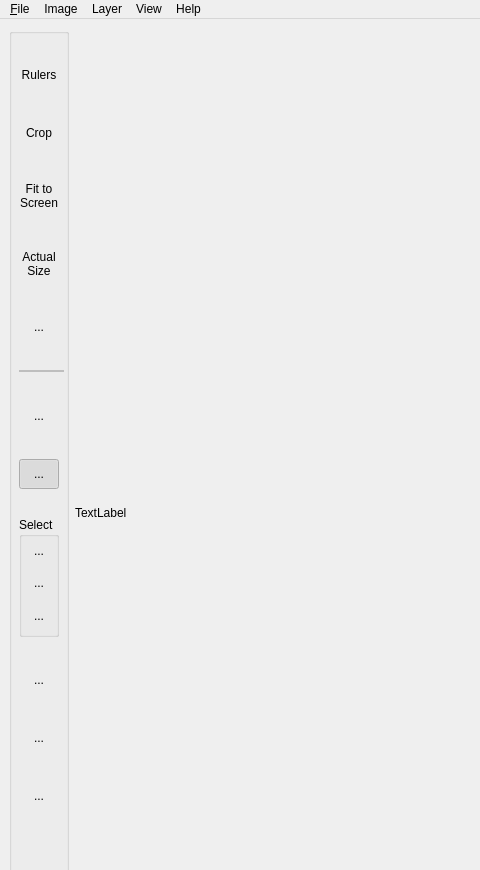
First picture: the form in bLUe.ui, repository bvirxx/bLUe_PYSIDE, before the edit; both pictures show x 0 to 480 and y 0 to 870 of the 1201 by 1007 pixel window.
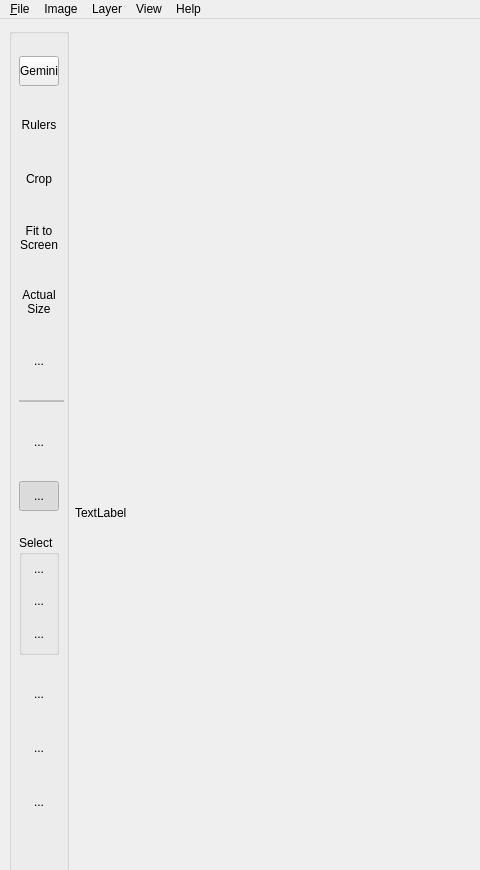
Second picture: the form after the edit. Icons and pictures are not drawn. Custom widgets are drawn as their Qt base class.

Diff of the .ui file:
```diff
--- a/bLUe.ui
+++ b/bLUe.ui
@@ -86,6 +86,34 @@
           <property name="rightMargin">
            <number>0</number>
           </property>
+          <item>
+           <widget class="QToolButton" name="AIButton">
+            <property name="minimumSize">
+             <size>
+              <width>40</width>
+              <height>30</height>
+             </size>
+            </property>
+            <property name="maximumSize">
+             <size>
+              <width>40</width>
+              <height>30</height>
+             </size>
+            </property>
+            <property name="focusPolicy">
+             <enum>Qt::ClickFocus</enum>
+            </property>
+            <property name="toolTip">
+             <string>Conversational image segmentation tool</string>
+            </property>
+            <property name="text">
+             <string>Gemini</string>
+            </property>
+            <property name="checkable">
+             <bool>true</bool>
+            </property>
+           </widget>
+          </item>
           <item>
            <widget class="QToolButton" name="rulerButton">
             <property name="sizePolicy">
```
